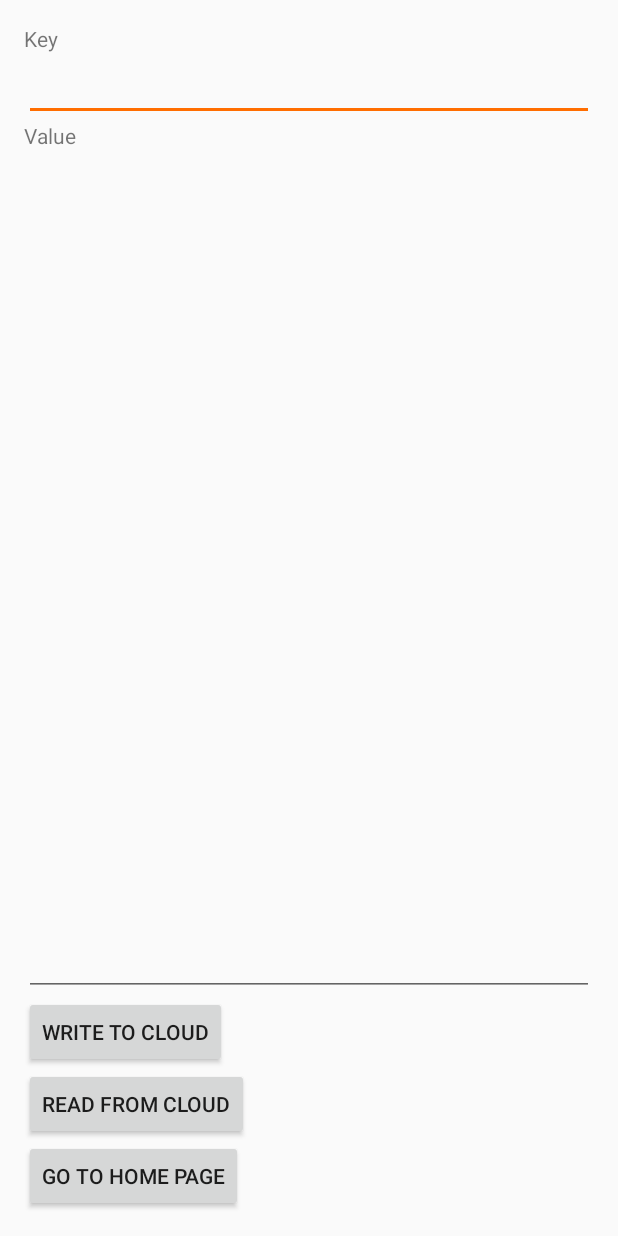
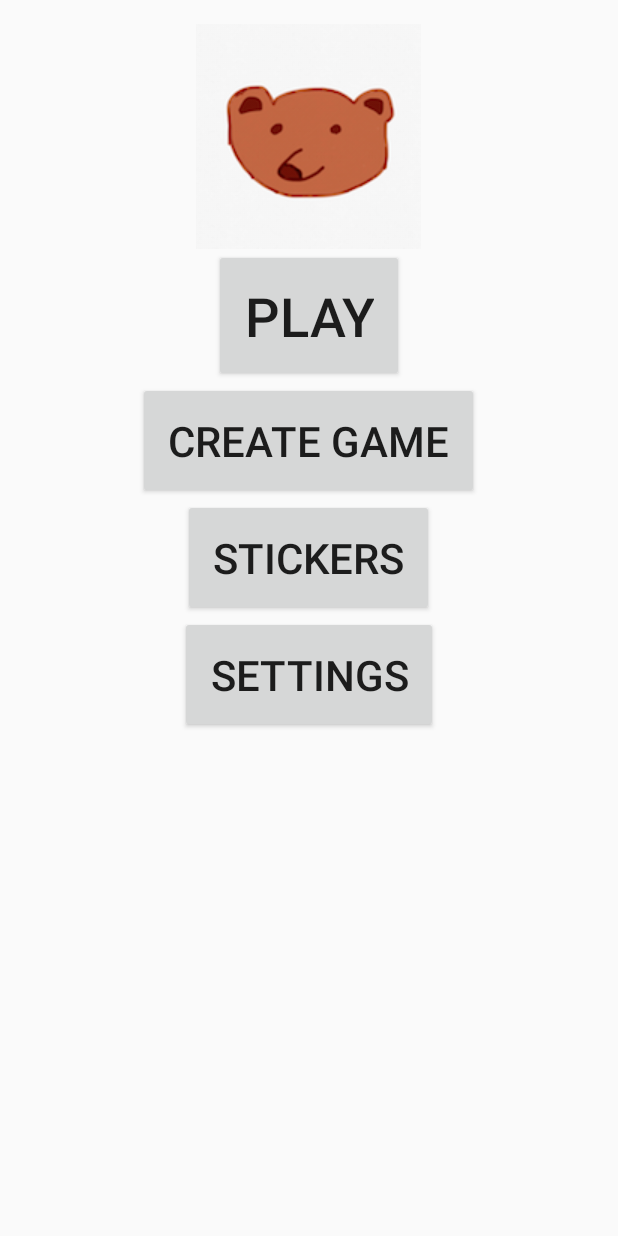
Before and after one commit to candyj0311/FinalProject-Verbosity, an Android app: the screen it shows after launch (MainActivity), on a phone screen of 412 x 824 dp. Run offline under Robolectric (Android 15) with nearby library versions, the phone set to English and light mode, and no system bars; libraries missing offline, so code that uses them is left out: com.firebase.client; 3 statements that could not run were skipped.

Commit message:
Deleted Home and moved into Main Activity; some design changes

```diff
--- a/app/src/main/AndroidManifest.xml
+++ b/app/src/main/AndroidManifest.xml
@@ -18,7 +18,6 @@
             </intent-filter>
         </activity>
         <activity android:name=".LoginActivity" />
-        <activity android:name=".Home" />
         <activity android:name=".CategoriesPage" />
         <activity android:name=".Games" />
         <activity android:name=".Results" />
--- a/app/src/main/java/candacelizelle/finalproject_candacejlizelles/CreateGame.java
+++ b/app/src/main/java/candacelizelle/finalproject_candacejlizelles/CreateGame.java
@@ -81,7 +81,7 @@ public class CreateGame extends AppCompatActivity {
     }
 
     public void goHome(View view) {
-        Intent intent = new Intent(CreateGame.this, Home.class);
+        Intent intent = new Intent(CreateGame.this, MainActivity.class);
         startActivity(intent);
     }
 }
--- a/app/src/main/res/layout/activity_main.xml
+++ b/app/src/main/res/layout/activity_main.xml
@@ -1,16 +1,67 @@
 <?xml version="1.0" encoding="utf-8"?>
-<LinearLayout xmlns:android="http://schemas.android.com/apk/res/android"
+<RelativeLayout xmlns:android="http://schemas.android.com/apk/res/android"
     xmlns:tools="http://schemas.android.com/tools"
     android:layout_width="match_parent"
     android:layout_height="match_parent"
-    android:orientation="vertical"
     android:paddingBottom="@dimen/activity_vertical_margin"
     android:paddingLeft="@dimen/activity_horizontal_margin"
     android:paddingRight="@dimen/activity_horizontal_margin"
     android:paddingTop="@dimen/activity_vertical_margin"
     tools:context="candacelizelle.finalproject_candacejlizelles.MainActivity">
 
-    <TextView
+    <ImageView
+        android:id="@+id/logo"
+        android:layout_width="wrap_content"
+        android:layout_height="wrap_content"
+        android:layout_centerHorizontal="true"
+        android:src="@drawable/bear" />
+
+    <Button
+        android:id="@+id/play_button"
+        android:layout_width="wrap_content"
+        android:layout_height="wrap_content"
+        android:layout_below="@id/logo"
+        android:layout_centerHorizontal="true"
+        android:onClick="playGame"
+        android:padding="20dp"
+        android:text="@string/play"
+        android:textSize="36sp" />
+
+    <Button
+        android:id="@+id/create_button"
+        android:layout_width="wrap_content"
+        android:layout_height="wrap_content"
+        android:layout_centerHorizontal="true"
+        android:layout_below="@+id/play_button"
+        android:onClick="createGame"
+        android:padding="20dp"
+        android:text="@string/create_game"
+        android:textSize="28sp" />
+
+    <Button
+        android:id="@+id/sticker_button"
+        android:layout_width="wrap_content"
+        android:layout_height="wrap_content"
+        android:onClick="showStickers"
+        android:layout_centerHorizontal="true"
+        android:layout_below="@id/create_button"
+        android:padding="20dp"
+        android:text="@string/stickers"
+        android:textSize="28sp" />
+
+    <Button
+        android:id="@+id/settings_button"
+        android:layout_width="wrap_content"
+        android:layout_height="wrap_content"
+        android:layout_below="@+id/sticker_button"
+        android:layout_centerHorizontal="true"
+        android:onClick="changeSettings"
+        android:padding="20dp"
+        android:text="@string/settings"
+        android:textSize="28sp" />
+
+
+    <!--<TextView
         android:layout_width="wrap_content"
         android:layout_height="wrap_content"
         android:text="Key" />
@@ -48,6 +99,6 @@
         android:layout_width="wrap_content"
         android:layout_height="wrap_content"
         android:onClick="goHome"
-        android:text="Go to Home Page" />
+        android:text="Go to Home Page" />-->
 
-</LinearLayout>
+</RelativeLayout>
```
Also changed, not shown: app/src/main/java/candacelizelle/finalproject_candacejlizelles/Home.java (deleted, +0 -37 lines), app/src/main/java/candacelizelle/finalproject_candacejlizelles/MainActivity.java (+60 -43 lines), app/src/main/res/layout/activity_home.xml (deleted, +0 -55 lines).
